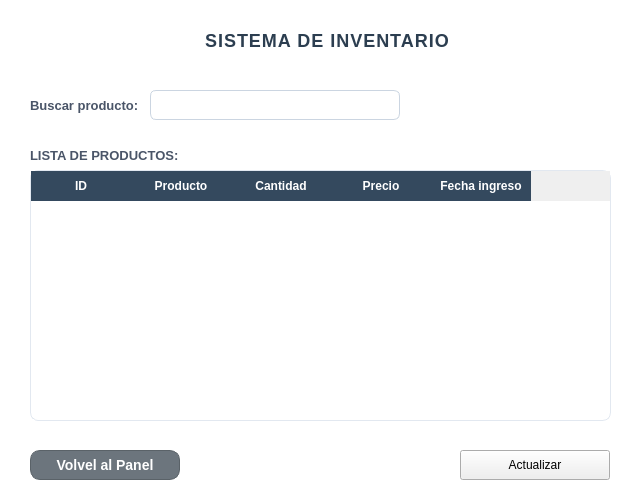
Before: the Qt Designer form gui/inventario.ui in UTN-BDA-2026/repositorio-grupo-BCCG, drawn with Qt 5.
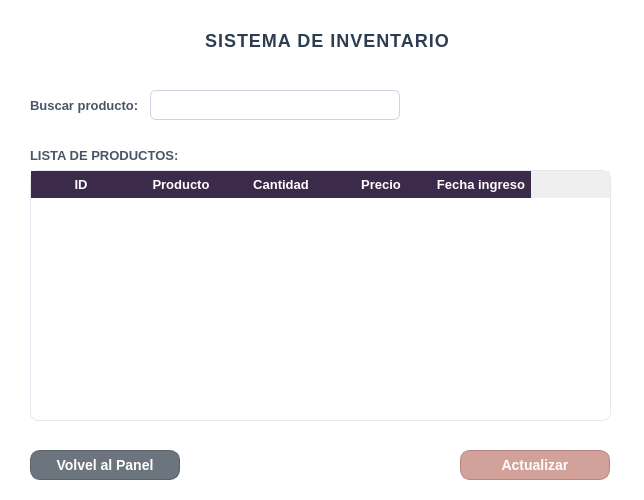
After: the same form once the commit is applied.

Diff of the .ui file:
```diff
--- a/gui/inventario.ui
+++ b/gui/inventario.ui
@@ -106,6 +106,20 @@
 }
 QPushButton#btn_volver:hover {
     background-color: #475569;
+}
+
+QLineEdit, QComboBox {
+    background-color: #FFFFFF;
+    border: 1px solid #CBD5E1;
+    border-radius: 6px;
+    padding: 5px 10px;
+    font-size: 13px;
+    color: #334155;
+}
+
+
+QLineEdit:focus, QComboBox:focus {
+    border: 2px solid #D1A19A; 
 }</string>
   </property>
   <widget class="QLineEdit" name="txtBuscar">
@@ -200,12 +214,12 @@
    </property>
    <property name="styleSheet">
     <string notr="true">QPushButton {
-    background-color: #FF9100;
+    background-color: #D1A19A;
     color: white;
     border-radius: 10px;
     font-weight: bold;
     font-size: 14px;
-    border: 1px solid #D47900;
+    border: 1px solid #B88680;
 }
 
 QPushButton:hover {
@@ -213,9 +227,8 @@
 }
 
 QPushButton:pressed {
-    background-color: #CC7400;
-}l
-</string>
+    background-color: #B3817A; 
+}</string>
    </property>
    <property name="text">
     <string>Actualizar</string>
@@ -234,15 +247,16 @@
     <string notr="true">QTableWidget {
     color: black;
     background-color: white;
-    gridline-color: gray;
+    gridline-color: #E2E8F0;
 }
 
 QHeaderView::section {
-    background-color: #34495e;
+    background-color: #3B2A4A;
     color: white;
     font-weight: bold;
-}
-</string>
+    font-size: 13px;
+    padding: 4px;
+}</string>
    </property>
    <column>
     <property name="text">
```
Left out of the diff: 2 changed lines with no effect on the pictures.
